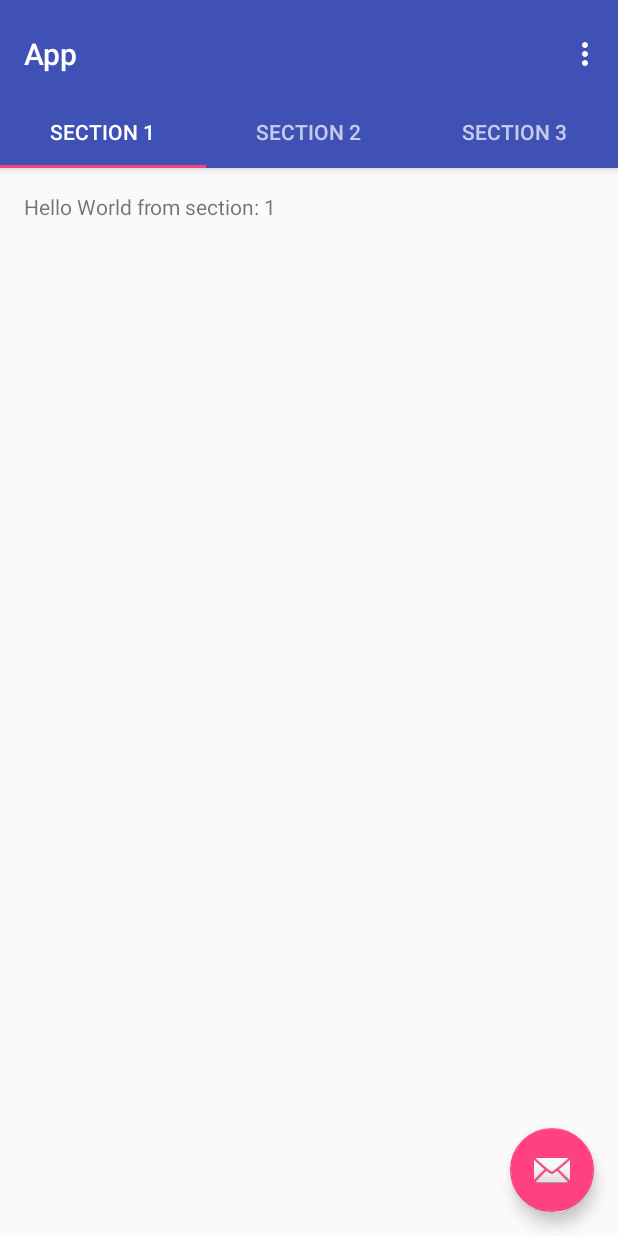
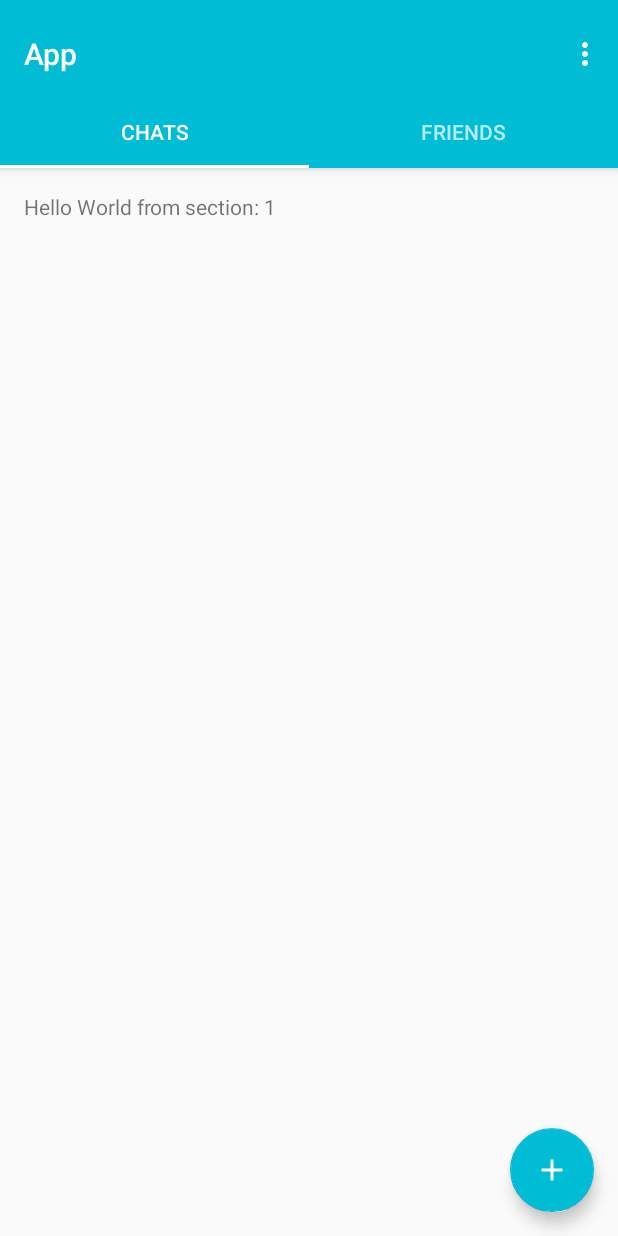
Before and after one commit to jun159/Splash2016, an Android app: the screen it shows after launch (MainActivity), on a phone screen of 412 x 824 dp. Run offline under Robolectric (Android 15) with nearby library versions, the phone set to English and light mode, and no system bars.

Commit message:
Changed color

```diff
--- a/app/src/main/java/com/splash2016/app/MainActivity.java
+++ b/app/src/main/java/com/splash2016/app/MainActivity.java
@@ -143,18 +143,16 @@ public class MainActivity extends AppCompatActivity {
         @Override
         public int getCount() {
             // Show 3 total pages.
-            return 3;
+            return 2;
         }
 
         @Override
         public CharSequence getPageTitle(int position) {
             switch (position) {
                 case 0:
-                    return "SECTION 1";
+                    return "CHATS";
                 case 1:
-                    return "SECTION 2";
-                case 2:
-                    return "SECTION 3";
+                    return "FRIENDS";
             }
             return null;
         }
--- /dev/null
+++ b/app/src/main/res/drawable/ic_add_black_24dp.xml
@@ -0,0 +1,9 @@
+<vector xmlns:android="http://schemas.android.com/apk/res/android"
+        android:width="24dp"
+        android:height="24dp"
+        android:viewportWidth="24.0"
+        android:viewportHeight="24.0">
+    <path
+        android:fillColor="#FFF"
+        android:pathData="M19,13h-6v6h-2v-6H5v-2h6V5h2v6h6v2z"/>
+</vector>
--- a/app/src/main/res/layout/activity_main.xml
+++ b/app/src/main/res/layout/activity_main.xml
@@ -42,8 +42,9 @@
         android:id="@+id/fab"
         android:layout_width="wrap_content"
         android:layout_height="wrap_content"
-        android:layout_gravity="end|bottom"
+        android:layout_gravity="bottom|end"
         android:layout_margin="@dimen/fab_margin"
-        android:src="@android:drawable/ic_dialog_email" />
+        app:backgroundTint="@color/colorPrimary"
+        android:src="@drawable/ic_add_black_24dp" />
 
 </android.support.design.widget.CoordinatorLayout>
--- a/app/src/main/res/values/colors.xml
+++ b/app/src/main/res/values/colors.xml
@@ -1,6 +1,21 @@
 <?xml version="1.0" encoding="utf-8"?>
 <resources>
-    <color name="colorPrimary">#3F51B5</color>
-    <color name="colorPrimaryDark">#303F9F</color>
-    <color name="colorAccent">#FF4081</color>
+    <color name="colorPrimary">#00BCD4</color>
+    <color name="colorPrimaryDark">#0097A7</color>
+    <color name="colorAccent">#FFFFFF</color>
+    <color name="colorApp">#a7defb</color>
+
+    <color name="transparent">#80000000</color>
+    <color name="cream">#f7f7f7</color>
+    <color name="white">#FFFFFF</color>
+
+    <color name="red_light">#FFFB6E72</color>
+    <color name="green_light">#47c974</color>
+    <color name="blue_light">#5d84fe</color>
+    <color name="purple_light">#FFB78DFD</color>
+
+    <color name="red_dark">#e73124</color>
+    <color name="green_dark">#23a75e</color>
+    <color name="blue_dark">#3639f4</color>
+    <color name="purple_dark">#8836f4</color>
 </resources>
```
